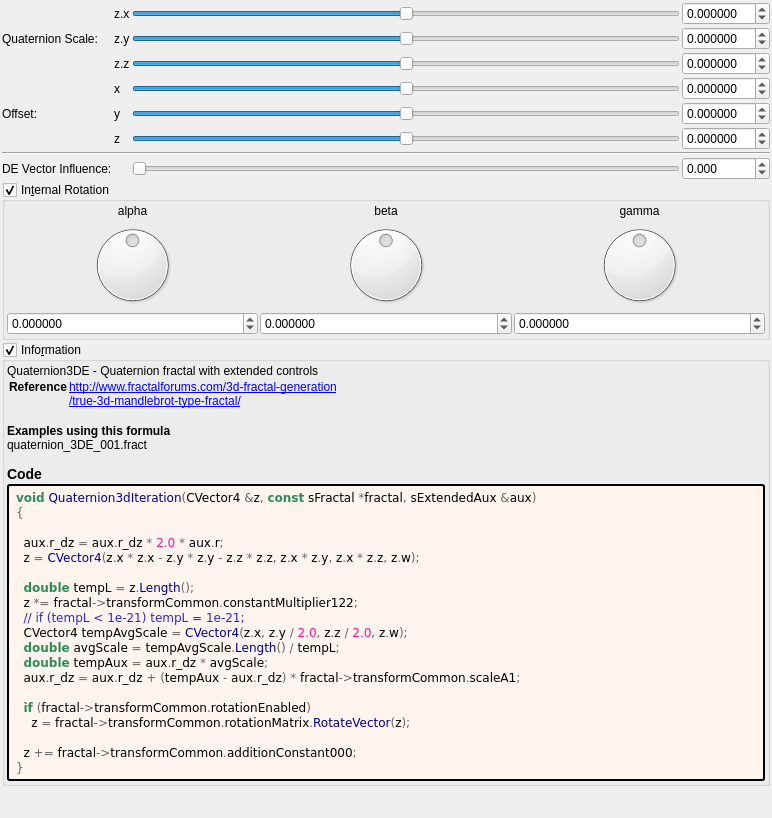
Qt form mandelbulber2/formula/ui/fractal_quaternion3d.ui (buddhi1980/mandelbulber2) before a commit.
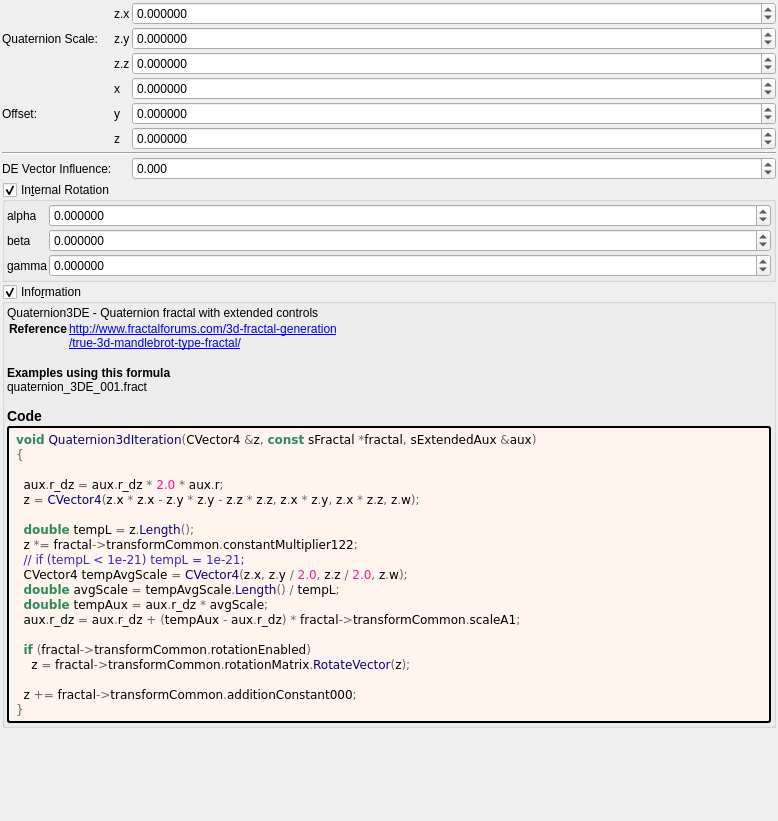
The same form after that commit. Custom widgets are drawn as their Qt base class.

```diff
--- a/mandelbulber2/formula/ui/fractal_quaternion3d.ui
+++ b/mandelbulber2/formula/ui/fractal_quaternion3d.ui
@@ -6,8 +6,8 @@
    <rect>
     <x>0</x>
     <y>0</y>
-    <width>772</width>
-    <height>818</height>
+    <width>778</width>
+    <height>821</height>
    </rect>
   </property>
   <property name="windowTitle">
@@ -30,67 +30,10 @@
     <number>2</number>
    </property>
    <item>
-    <layout class="QGridLayout" name="gridLayout_63">
+    <layout class="QGridLayout" name="gridLayout_63" columnstretch="0,0,0,1">
      <property name="spacing">
       <number>2</number>
      </property>
-     <item row="2" column="3">
-      <widget class="QSlider" name="slider3_transf_constant_multiplier_122_x">
-       <property name="sizePolicy">
-        <sizepolicy hsizetype="Expanding" vsizetype="Maximum">
-         <horstretch>0</horstretch>
-         <verstretch>0</verstretch>
-        </sizepolicy>
-       </property>
-       <property name="minimum">
-        <number>-2000000</number>
-       </property>
-       <property name="maximum">
-        <number>2000000</number>
-       </property>
-       <property name="singleStep">
-        <number>1</number>
-       </property>
-       <property name="orientation">
-        <enum>Qt::Horizontal</enum>
-       </property>
-      </widget>
-     </item>
-     <item row="7" column="2">
-      <widget class="QLabel" name="label_114">
-       <property name="text">
-        <string notr="true">z</string>
-       </property>
-      </widget>
-     </item>
-     <item row="2" column="4">
-      <widget class="MyDoubleSpinBox" name="spinbox3_transf_constant_multiplier_122_x">
-       <property name="sizePolicy">
-        <sizepolicy hsizetype="Minimum" vsizetype="Maximum">
-         <horstretch>0</horstretch>
-         <verstretch>0</verstretch>
-        </sizepolicy>
-       </property>
-       <property name="prefix">
-        <string/>
-       </property>
-       <property name="suffix">
-        <string/>
-       </property>
-       <property name="decimals">
-        <number>6</number>
-       </property>
-       <property name="minimum">
-        <double>-99.989999999999995</double>
-       </property>
-       <property name="maximum">
-        <double>99.989999999999995</double>
-       </property>
-       <property name="singleStep">
-        <double>0.100000000000000</double>
-       </property>
-      </widget>
-     </item>
      <item row="9" column="1">
       <widget class="QLabel" name="label_2">
        <property name="layoutDirection">
@@ -101,6 +44,62 @@
        </property>
       </widget>
      </item>
+     <item row="7" column="3">
+      <widget class="MyDoubleSpinBox" name="spinbox3_transf_addition_constant_z">
+       <property name="sizePolicy">
+        <sizepolicy hsizetype="Minimum" vsizetype="Maximum">
+         <horstretch>0</horstretch>
+         <verstretch>0</verstretch>
+        </sizepolicy>
+       </property>
+       <property name="prefix">
+        <string/>
+       </property>
+       <property name="suffix">
+        <string/>
+       </property>
+       <property name="decimals">
+        <number>6</number>
+       </property>
+       <property name="minimum">
+        <double>-99.989999999999995</double>
+       </property>
+       <property name="maximum">
+        <double>99.989999999999995</double>
+       </property>
+       <property name="singleStep">
+        <double>0.100000000000000</double>
+       </property>
+      </widget>
+     </item>
+     <item row="6" column="3">
+      <widget class="MyDoubleSpinBox" name="spinbox3_transf_addition_constant_y">
+       <property name="sizePolicy">
+        <sizepolicy hsizetype="Minimum" vsizetype="Maximum">
+         <horstretch>0</horstretch>
+         <verstretch>0</verstretch>
+        </sizepolicy>
+       </property>
+       <property name="prefix">
+        <string/>
+       </property>
+       <property name="suffix">
+        <string/>
+       </property>
+       <property name="decimals">
+        <number>6</number>
+       </property>
+       <property name="minimum">
+        <double>-99.989999999999995</double>
+       </property>
+       <property name="maximum">
+        <double>99.989999999999995</double>
+       </property>
+       <property name="singleStep">
+        <double>0.100000000000000</double>
+       </property>
+      </widget>
+     </item>
      <item row="6" column="1">
       <widget class="QLabel" name="label_255">
        <property name="text">
@@ -108,195 +107,8 @@
        </property>
       </widget>
      </item>
-     <item row="10" column="1" colspan="4">
-      <widget class="MyGroupBox" name="groupCheck_transf_rotation_enabled">
-       <property name="title">
-        <string>In&amp;ternal Rotation</string>
-       </property>
-       <property name="checkable">
-        <bool>true</bool>
-       </property>
-       <layout class="QVBoxLayout" name="verticalLayout_9" stretch="0">
-        <property name="spacing">
-         <number>2</number>
-        </property>
-        <property name="leftMargin">
-         <number>2</number>
-        </property>
-        <property name="topMargin">
-         <number>2</number>
-        </property>
-        <property name="rightMargin">
-         <number>2</number>
-        </property>
-        <property name="bottomMargin">
-         <number>2</number>
-        </property>
-        <item>
-         <layout class="QGridLayout" name="gridLayout_11">
-          <property name="spacing">
-           <number>2</number>
-          </property>
-          <item row="3" column="2">
-           <widget class="MyDoubleSpinBox" name="spinboxd3_transf_rotation_z">
-            <property name="sizePolicy">
-             <sizepolicy hsizetype="Minimum" vsizetype="Maximum">
-              <horstretch>0</horstretch>
-              <verstretch>0</verstretch>
-             </sizepolicy>
-            </property>
-            <property name="prefix">
-             <string/>
-            </property>
-            <property name="suffix">
-             <string/>
-            </property>
-            <property name="decimals">
-             <number>6</number>
-            </property>
-            <property name="minimum">
-             <double>-180.000000000000000</double>
-            </property>
-            <property name="maximum">
-             <double>180.000000000000000</double>
-            </property>
-            <property name="singleStep">
-             <double>1.000000000000000</double>
-            </property>
-           </widget>
-          </item>
-          <item row="1" column="2">
-           <widget class="QLabel" name="label_36">
-            <property name="text">
-             <string notr="true">gamma</string>
-            </property>
-            <property name="alignment">
-             <set>Qt::AlignCenter</set>
-            </property>
-           </widget>
-          </item>
-          <item row="3" column="0">
-           <widget class="MyDoubleSpinBox" name="spinboxd3_transf_rotation_x">
-            <property name="sizePolicy">
-             <sizepolicy hsizetype="Minimum" vsizetype="Maximum">
-              <horstretch>0</horstretch>
-              <verstretch>0</verstretch>
-             </sizepolicy>
-            </property>
-            <property name="prefix">
-             <string/>
-            </property>
-            <property name="suffix">
-             <string/>
-            </property>
-            <property name="decimals">
-             <number>6</number>
-            </property>
-            <property name="minimum">
-             <double>-180.000000000000000</double>
-            </property>
-            <property name="maximum">
-             <double>180.000000000000000</double>
-            </property>
-            <property name="singleStep">
-             <double>1.000000000000000</double>
-            </property>
-           </widget>
-          </item>
-          <item row="1" column="1">
-           <widget class="QLabel" name="label_34">
-            <property name="text">
-             <string notr="true">beta</string>
-            </property>
-            <property name="alignment">
-             <set>Qt::AlignCenter</set>
-            </property>
-           </widget>
-          </item>
-          <item row="3" column="1">
-           <widget class="MyDoubleSpinBox" name="spinboxd3_transf_rotation_y">
-            <property name="sizePolicy">
-             <sizepolicy hsizetype="Minimum" vsizetype="Maximum">
-              <horstretch>0</horstretch>
-              <verstretch>0</verstretch>
-             </sizepolicy>
-            </property>
-            <property name="prefix">
-             <string/>
-            </property>
-            <property name="suffix">
-             <string/>
-            </property>
-            <property name="decimals">
-             <number>6</number>
-            </property>
-            <property name="minimum">
-             <double>-180.000000000000000</double>
-            </property>
-            <property name="maximum">
-             <double>180.000000000000000</double>
-            </property>
-            <property name="singleStep">
-             <double>1.000000000000000</double>
-            </property>
-           </widget>
-          </item>
-          <item row="2" column="0">
-           <widget class="QDial" name="dial3_transf_rotation_x">
-            <property name="minimum">
-             <number>-18000</number>
-            </property>
-            <property name="maximum">
-             <number>18000</number>
-            </property>
-            <property name="wrapping">
-             <bool>true</bool>
-            </property>
-           </widget>
-          </item>
-          <item row="2" column="1">
-           <widget class="QDial" name="dial3_transf_rotation_y">
-            <property name="minimum">
-             <number>-18000</number>
-            </property>
-            <property name="maximum">
-             <number>18000</number>
-            </property>
-            <property name="wrapping">
-             <bool>true</bool>
-            </property>
-           </widget>
-          </item>
-          <item row="2" column="2">
-           <widget class="QDial" name="dial3_transf_rotation_z">
-            <property name="minimum">
-             <number>-18000</number>
-            </property>
-            <property name="maximum">
-             <number>18000</number>
-            </property>
-            <property name="wrapping">
-             <bool>true</bool>
-            </property>
-           </widget>
-          </item>
-          <item row="1" column="0">
-           <widget class="QLabel" name="label_35">
-            <property name="text">
-             <string notr="true">alpha</string>
-            </property>
-            <property name="alignment">
-             <set>Qt::AlignCenter</set>
-            </property>
-           </widget>
-          </item>
-         </layout>
-        </item>
-       </layout>
-      </widget>
-     </item>
-     <item row="5" column="4">
-      <widget class="MyDoubleSpinBox" name="spinbox3_transf_addition_constant_x">
+     <item row="4" column="3">
+      <widget class="MyDoubleSpinBox" name="spinbox3_transf_constant_multiplier_122_z">
        <property name="sizePolicy">
         <sizepolicy hsizetype="Minimum" vsizetype="Maximum">
          <horstretch>0</horstretch>
@@ -323,63 +135,6 @@
        </property>
       </widget>
      </item>
-     <item row="6" column="4">
-      <widget class="MyDoubleSpinBox" name="spinbox3_transf_addition_constant_y">
-       <property name="sizePolicy">
-        <sizepolicy hsizetype="Minimum" vsizetype="Maximum">
-         <horstretch>0</horstretch>
-         <verstretch>0</verstretch>
-        </sizepolicy>
-       </property>
-       <property name="prefix">
-        <string/>
-       </property>
-       <property name="suffix">
-        <string/>
-       </property>
-       <property name="decimals">
-        <number>6</number>
-       </property>
-       <property name="minimum">
-        <double>-99.989999999999995</double>
-       </property>
-       <property name="maximum">
-        <double>99.989999999999995</double>
-       </property>
-       <property name="singleStep">
-        <double>0.100000000000000</double>
-       </property>
-      </widget>
-     </item>
-     <item row="3" column="2">
-      <widget class="QLabel" name="label_90">
-       <property name="text">
-        <string notr="true">z.y</string>
-       </property>
-      </widget>
-     </item>
-     <item row="7" column="3">
-      <widget class="QSlider" name="slider3_transf_addition_constant_z">
-       <property name="sizePolicy">
-        <sizepolicy hsizetype="Expanding" vsizetype="Maximum">
-         <horstretch>0</horstretch>
-         <verstretch>0</verstretch>
-        </sizepolicy>
-       </property>
-       <property name="minimum">
-        <number>-5000000</number>
-       </property>
-       <property name="maximum">
-        <number>5000000</number>
-       </property>
-       <property name="singleStep">
-        <number>1</number>
-       </property>
-       <property name="orientation">
-        <enum>Qt::Horizontal</enum>
-       </property>
-      </widget>
-     </item>
      <item row="4" column="2">
       <widget class="QLabel" name="label_98">
        <property name="text">
@@ -387,50 +142,35 @@
        </property>
       </widget>
      </item>
-     <item row="6" column="3">
-      <widget class="QSlider" name="slider3_transf_addition_constant_y">
+     <item row="3" column="3">
+      <widget class="MyDoubleSpinBox" name="spinbox3_transf_constant_multiplier_122_y">
        <property name="sizePolicy">
-        <sizepolicy hsizetype="Expanding" vsizetype="Maximum">
+        <sizepolicy hsizetype="Minimum" vsizetype="Maximum">
          <horstretch>0</horstretch>
          <verstretch>0</verstretch>
         </sizepolicy>
        </property>
+       <property name="prefix">
+        <string/>
+       </property>
+       <property name="suffix">
+        <string/>
+       </property>
+       <property name="decimals">
+        <number>6</number>
+       </property>
        <property name="minimum">
-        <number>-5000000</number>
+        <double>-99.989999999999995</double>
        </property>
        <property name="maximum">
-        <number>5000000</number>
+        <double>99.989999999999995</double>
        </property>
        <property name="singleStep">
         <number>1</number>
        </property>
-       <property name="orientation">
-        <enum>Qt::Horizontal</enum>
-       </property>
       </widget>
      </item>
-     <item row="3" column="1">
-      <widget class="QLabel" name="label_91">
-       <property name="text">
-        <string>Quaternion Scale:</string>
-       </property>
-      </widget>
-     </item>
-     <item row="5" column="2">
-      <widget class="QLabel" name="label_112">
-       <property name="text">
-        <string notr="true">x</string>
-       </property>
-      </widget>
-     </item>
-     <item row="2" column="2">
-      <widget class="QLabel" name="label_93">
-       <property name="text">
-        <string notr="true">z.x</string>
-       </property>
-      </widget>
-     </item>
-     <item row="9" column="4">
+     <item row="9" column="3">
       <widget class="MyDoubleSpinBox" name="spinbox_transf_scaleA_1">
        <property name="sizePolicy">
         <sizepolicy hsizetype="Minimum" vsizetype="Maximum">
@@ -458,37 +198,22 @@
        </property>
       </widget>
      </item>
-     <item row="4" column="3">
-      <widget class="QSlider" name="slider3_transf_constant_multiplier_122_z">
-       <property name="sizePolicy">
-        <sizepolicy hsizetype="Expanding" vsizetype="Maximum">
-         <horstretch>0</horstretch>
-         <verstretch>0</verstretch>
-        </sizepolicy>
-       </property>
-       <property name="minimum">
-        <number>-3000000</number>
-       </property>
-       <property name="maximum">
-        <number>3000000</number>
-       </property>
-       <property name="singleStep">
-        <number>1</number>
-       </property>
-       <property name="orientation">
-        <enum>Qt::Horizontal</enum>
+     <item row="7" column="2">
+      <widget class="QLabel" name="label_114">
+       <property name="text">
+        <string notr="true">z</string>
        </property>
       </widget>
      </item>
-     <item row="8" column="1" colspan="4">
+     <item row="8" column="1" colspan="3">
       <widget class="Line" name="line_53">
        <property name="orientation">
         <enum>Qt::Horizontal</enum>
        </property>
       </widget>
      </item>
-     <item row="7" column="4">
-      <widget class="MyDoubleSpinBox" name="spinbox3_transf_addition_constant_z">
+     <item row="2" column="3">
+      <widget class="MyDoubleSpinBox" name="spinbox3_transf_constant_multiplier_122_x">
        <property name="sizePolicy">
         <sizepolicy hsizetype="Minimum" vsizetype="Maximum">
          <horstretch>0</horstretch>
@@ -515,6 +240,48 @@
        </property>
       </widget>
      </item>
+     <item row="2" column="2">
+      <widget class="QLabel" name="label_93">
+       <property name="text">
+        <string notr="true">z.x</string>
+       </property>
+      </widget>
+     </item>
+     <item row="5" column="3">
+      <widget class="MyDoubleSpinBox" name="spinbox3_transf_addition_constant_x">
+       <property name="sizePolicy">
+        <sizepolicy hsizetype="Minimum" vsizetype="Maximum">
+         <horstretch>0</horstretch>
+         <verstretch>0</verstretch>
+        </sizepolicy>
+       </property>
+       <property name="prefix">
+        <string/>
+       </property>
+       <property name="suffix">
+        <string/>
+       </property>
+       <property name="decimals">
+        <number>6</number>
+       </property>
+       <property name="minimum">
+        <double>-99.989999999999995</double>
+       </property>
+       <property name="maximum">
+        <double>99.989999999999995</double>
+       </property>
+       <property name="singleStep">
+        <double>0.100000000000000</double>
+       </property>
+      </widget>
+     </item>
+     <item row="3" column="1">
+      <widget class="QLabel" name="label_91">
+       <property name="text">
+        <string>Quaternion Scale:</string>
+       </property>
+      </widget>
+     </item>
      <item row="6" column="2">
       <widget class="QLabel" name="label_113">
        <property name="text">
@@ -522,130 +289,161 @@
        </property>
       </widget>
      </item>
-     <item row="3" column="4">
-      <widget class="MyDoubleSpinBox" name="spinbox3_transf_constant_multiplier_122_y">
-       <property name="sizePolicy">
-        <sizepolicy hsizetype="Minimum" vsizetype="Maximum">
-         <horstretch>0</horstretch>
-         <verstretch>0</verstretch>
-        </sizepolicy>
+     <item row="3" column="2">
+      <widget class="QLabel" name="label_90">
+       <property name="text">
+        <string notr="true">z.y</string>
        </property>
-       <property name="prefix">
-        <string/>
-       </property>
-       <property name="suffix">
-        <string/>
-       </property>
-       <property name="decimals">
-        <number>6</number>
-       </property>
-       <property name="minimum">
-        <double>-99.989999999999995</double>
-       </property>
-       <property name="maximum">
-        <double>99.989999999999995</double>
-       </property>
-       <property name="singleStep">
-        <double>0.100000000000000</double>
-       </property>
       </widget>
      </item>
-     <item row="9" column="3">
-      <widget class="QSlider" name="slider_transf_scaleA_1">
-       <property name="sizePolicy">
-        <sizepolicy hsizetype="Expanding" vsizetype="Maximum">
-         <horstretch>0</horstretch>
-         <verstretch>0</verstretch>
-        </sizepolicy>
-       </property>
-       <property name="minimum">
-        <number>0</number>
-       </property>
-       <property name="maximum">
-        <number>5000</number>
-       </property>
-       <property name="singleStep">
-        <number>1</number>
-       </property>
-       <property name="orientation">
-        <enum>Qt::Horizontal</enum>
-       </property>
-      </widget>
-     </item>
-     <item row="5" column="3">
-      <widget class="QSlider" name="slider3_transf_addition_constant_x">
-       <property name="sizePolicy">
-        <sizepolicy hsizetype="Preferred" vsizetype="Preferred">
-         <horstretch>0</horstretch>
-         <verstretch>0</verstretch>
-        </sizepolicy>
-       </property>
-       <property name="minimum">
-        <number>-5000000</number>
-       </property>
-       <property name="maximum">
-        <number>5000000</number>
-       </property>
-       <property name="singleStep">
-        <number>1</number>
-       </property>
-       <property name="orientation">
-        <enum>Qt::Horizontal</enum>
-       </property>
-      </widget>
-     </item>
-     <item row="3" column="3">
-      <widget class="QSlider" name="slider3_transf_constant_multiplier_122_y">
-       <property name="sizePolicy">
-        <sizepolicy hsizetype="Expanding" vsizetype="Maximum">
-         <horstretch>0</horstretch>
-         <verstretch>0</verstretch>
-        </sizepolicy>
-       </property>
-       <property name="minimum">
-        <number>-3000000</number>
-       </property>
-       <property name="maximum">
-        <number>3000000</number>
-       </property>
-       <property name="singleStep">
-        <number>1</number>
-       </property>
-       <property name="orientation">
-        <enum>Qt::Horizontal</enum>
-       </property>
-      </widget>
-     </item>
-     <item row="4" column="4">
-      <widget class="MyDoubleSpinBox" name="spinbox3_transf_constant_multiplier_122_z">
-       <property name="sizePolicy">
-        <sizepolicy hsizetype="Minimum" vsizetype="Maximum">
-         <horstretch>0</horstretch>
-         <verstretch>0</verstretch>
-        </sizepolicy>
-       </property>
-       <property name="prefix">
-        <string/>
-       </property>
-       <property name="suffix">
-        <string/>
-       </property>
-       <property name="decimals">
-        <number>6</number>
-       </property>
-       <property name="minimum">
-        <double>-99.989999999999995</double>
-       </property>
-       <property name="maximum">
-        <double>99.989999999999995</double>
-       </property>
-       <property name="singleStep">
-        <double>0.100000000000000</double>
+     <item row="5" column="2">
+      <widget class="QLabel" name="label_112">
+       <property name="text">
+        <string notr="true">x</string>
        </property>
       </widget>
      </item>
     </layout>
    </item>
+   <item>
+    <widget class="MyGroupBox" name="groupCheck_transf_rotation_enabled">
+     <property name="title">
+      <string>In&amp;ternal Rotation</string>
+     </property>
+     <property name="checkable">
+      <bool>true</bool>
+     </property>
+     <layout class="QVBoxLayout" name="verticalLayout_9" stretch="0">
+      <property name="spacing">
+       <number>2</number>
+      </property>
+      <property name="leftMargin">
+       <number>2</number>
+      </property>
+      <property name="topMargin">
+       <number>2</number>
+      </property>
+      <property name="rightMargin">
+       <number>2</number>
+      </property>
+      <property name="bottomMargin">
+       <number>2</number>
+      </property>
+      <item>
+       <layout class="QGridLayout" name="gridLayout_11" columnstretch="0,1">
+        <property name="spacing">
+         <number>2</number>
+        </property>
+        <item row="3" column="1">
+         <widget class="MyDoubleSpinBox" name="spinboxd3_transf_rotation_z">
+          <property name="sizePolicy">
+           <sizepolicy hsizetype="Minimum" vsizetype="Maximum">
+            <horstretch>0</horstretch>
+            <verstretch>0</verstretch>
+           </sizepolicy>
+          </property>
+          <property name="prefix">
+           <string/>
+          </property>
+          <property name="suffix">
+           <string/>
+          </property>
+          <property name="decimals">
+           <number>6</number>
+          </property>
+          <property name="minimum">
+           <double>-180.000000000000000</double>
+          </property>
+          <property name="maximum">
+           <double>180.000000000000000</double>
+          </property>
+          <property name="singleStep">
+           <double>1.000000000000000</double>
+          </property>
+         </widget>
+        </item>
+        <item row="1" column="1">
+         <widget class="MyDoubleSpinBox" name="spinboxd3_transf_rotation_x">
+          <property name="sizePolicy">
+           <sizepolicy hsizetype="Minimum" vsizetype="Maximum">
+            <horstretch>0</horstretch>
+            <verstretch>0</verstretch>
+           </sizepolicy>
+          </property>
+          <property name="prefix">
+           <string/>
+          </property>
+          <property name="suffix">
+           <string/>
+          </property>
+          <property name="decimals">
+           <number>6</number>
+          </property>
+          <property name="minimum">
+           <double>-180.000000000000000</double>
+          </property>
+          <property name="maximum">
+           <double>180.000000000000000</double>
+          </property>
+          <property name="singleStep">
+           <double>1.000000000000000</double>
+          </property>
+         </widget>
+        </item>
+        <item row="2" column="1">
+         <widget class="MyDoubleSpinBox" name="spinboxd3_transf_rotation_y">
+          <property name="sizePolicy">
+           <sizepolicy hsizetype="Minimum" vsizetype="Maximum">
+            <horstretch>0</horstretch>
+            <verstretch>0</verstretch>
+           </sizepolicy>
+          </property>
+          <property name="prefix">
+           <string/>
+          </property>
+          <property name="suffix">
+           <string/>
+          </property>
+          <property name="decimals">
+           <number>6</number>
+          </property>
+          <property name="minimum">
+           <double>-180.000000000000000</double>
+          </property>
+          <property name="maximum">
+           <double>180.000000000000000</double>
+          </property>
+          <property name="singleStep">
+           <double>1.000000000000000</double>
+          </property>
+         </widget>
+        </item>
+        <item row="1" column="0">
+         <widget class="QLabel" name="label_35">
+          <property name="text">
+           <string notr="true">alpha</string>
+          </property>
+         </widget>
+        </item>
+        <item row="3" column="0">
+         <widget class="QLabel" name="label_36">
+          <property name="text">
+           <string notr="true">gamma</string>
+          </property>
+         </widget>
+        </item>
+        <item row="2" column="0">
+         <widget class="QLabel" name="label_34">
+          <property name="text">
+           <string notr="true">beta</string>
+          </property>
+         </widget>
+        </item>
+       </layout>
+      </item>
+     </layout>
+    </widget>
+   </item>
    <item>
     <widget class="MyGroupBox" name="groupCheck_info">
      <property name="title">
@@ -753,17 +551,17 @@
   </layout>
  </widget>
  <customwidgets>
-  <customwidget>
-   <class>MyDoubleSpinBox</class>
-   <extends>QDoubleSpinBox</extends>
-   <header>my_double_spin_box.h</header>
-  </customwidget>
   <customwidget>
    <class>MyGroupBox</class>
    <extends>QGroupBox</extends>
    <header>my_group_box.h</header>
    <container>1</container>
   </customwidget>
+  <customwidget>
+   <class>MyDoubleSpinBox</class>
+   <extends>QDoubleSpinBox</extends>
+   <header>my_double_spin_box.h</header>
+  </customwidget>
  </customwidgets>
  <tabstops>
   <tabstop>slider3_transf_constant_multiplier_122_x</tabstop>
```
Left out of the diff: 17 changed lines with no effect on the pictures.
